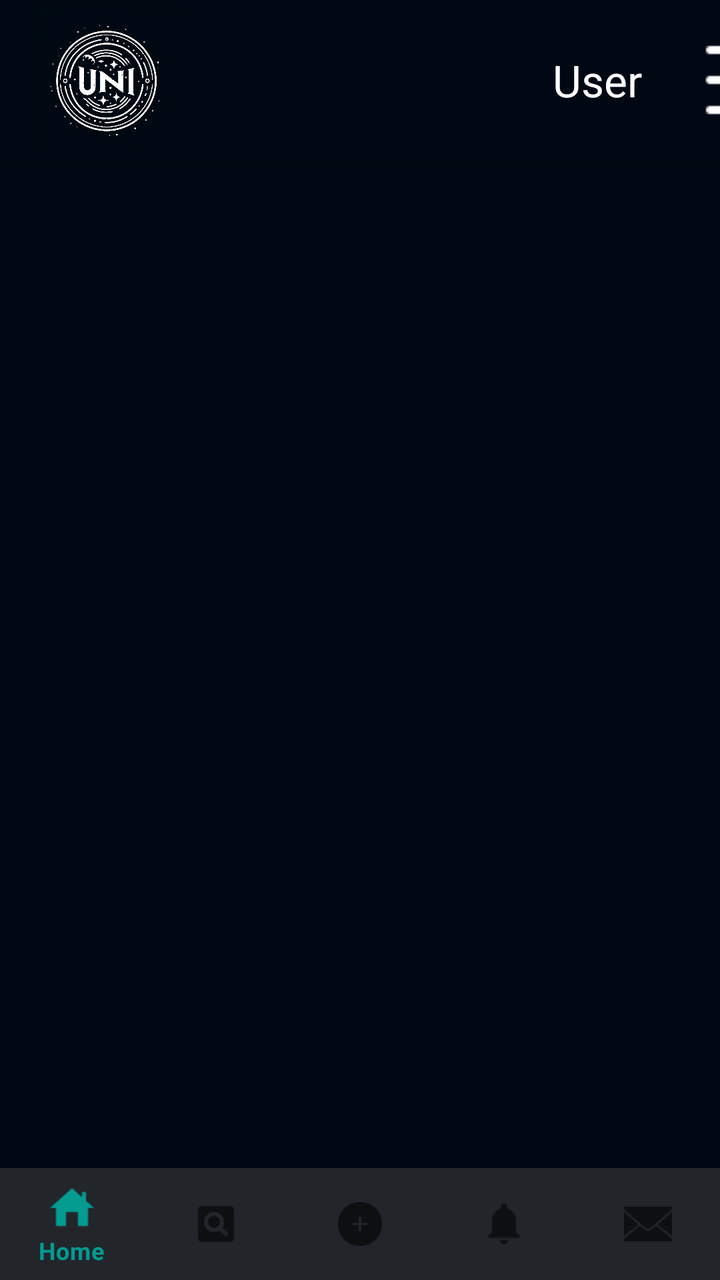
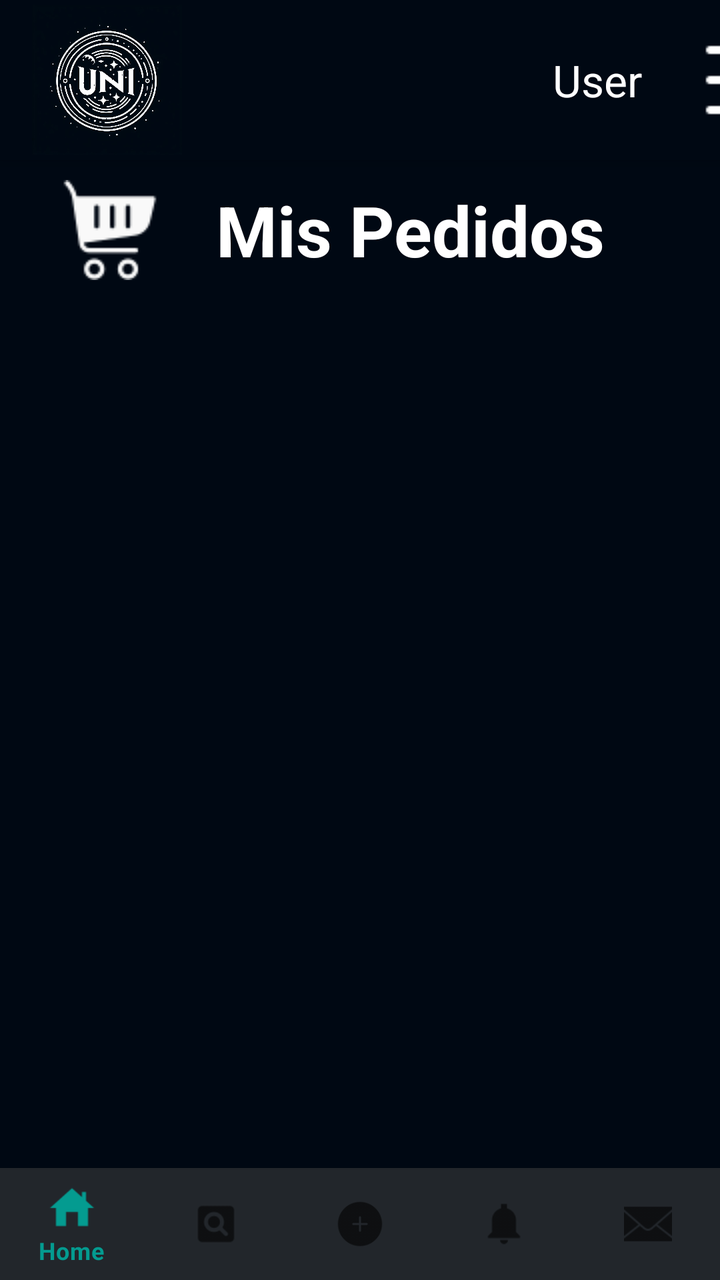

The first picture is an Android layout as it rendered before a commit; the second is the same layout after the commit. The layout source and the unified diff follow.
<!-- AndroidManifest.xml: application theme Theme.UNIverse -->
<!-- res/layout/activity_orders_check_user.xml -->
<?xml version="1.0" encoding="utf-8"?>
<RelativeLayout xmlns:android="http://schemas.android.com/apk/res/android"
    xmlns:app="http://schemas.android.com/apk/res-auto"
    xmlns:tools="http://schemas.android.com/tools"
    android:layout_width="match_parent"
    android:layout_height="match_parent"
    tools:context=".user_views.OrdersCheckUserActivity"
    android:background="@color/backgroundUniverse">

    <include layout="@layout/activity_actionbar"></include>

    <androidx.recyclerview.widget.RecyclerView
        android:id="@+id/recyclerView_user_orders"
        android:layout_width="wrap_content"
        android:layout_height="wrap_content"
        android:layout_marginTop="90dp"
        android:layout_marginBottom="50dp"
        app:layout_constraintStart_toStartOf="parent"
        app:layout_constraintEnd_toEndOf="parent"
        app:layout_constraintTop_toTopOf="parent"/>

    <include layout="@layout/activity_navbar"></include>

</RelativeLayout>
<!-- res/layout/activity_actionbar.xml (included above) -->
<?xml version="1.0" encoding="utf-8"?>
<androidx.coordinatorlayout.widget.CoordinatorLayout xmlns:android="http://schemas.android.com/apk/res/android"
    xmlns:app="http://schemas.android.com/apk/res-auto"
    android:id="@+id/mainBar"
    android:layout_width="match_parent"
    android:layout_height="match_parent">

    <com.google.android.material.appbar.AppBarLayout
        android:layout_width="match_parent"
        android:layout_height="80dp"

        android:theme="@style/AppTheme.WithMain">

        <androidx.appcompat.widget.Toolbar
            android:id="@+id/toolbar"
            android:layout_width="match_parent"
            android:layout_height="match_parent"
            android:background="@color/backgroundUniverse"
            android:popupTheme="@style/AppTheme.PopupOverlay">

            
            <ImageView
                android:id="@+id/logo"
                android:layout_width="75dp"
                android:layout_height="75dp"
                android:src="@drawable/universe_logo"
                android:clickable="true"
                android:contentDescription="logo"/>

            
            <TextView
                android:id="@+id/username"
                android:layout_width="240dp"
                android:layout_height="wrap_content"
                android:text="User"
                android:textAlignment="textEnd"
                android:padding="10dp"
                android:textColor="@android:color/white"
                android:textSize="22sp"
                android:layout_marginEnd="20dp"
                android:maxWidth="150dp" />

            
            <ImageButton
                android:id="@+id/menuButton"
                android:layout_width="48dp"
                android:layout_height="48dp"
                android:src="@drawable/ic_menu"
                android:background="@color/backgroundUniverse"
                android:contentDescription="menu"
                android:layout_marginEnd="10dp"/>

        </androidx.appcompat.widget.Toolbar>

    </com.google.android.material.appbar.AppBarLayout>

</androidx.coordinatorlayout.widget.CoordinatorLayout>
<!-- res/layout/activity_navbar.xml (included above) -->
<androidx.coordinatorlayout.widget.CoordinatorLayout xmlns:android="http://schemas.android.com/apk/res/android"
    xmlns:app="http://schemas.android.com/apk/res-auto"
    android:layout_width="match_parent"
    android:layout_height="match_parent">

    <com.google.android.material.bottomnavigation.BottomNavigationView
        android:id="@+id/bottom_navigation"
        android:layout_width="match_parent"
        android:layout_height="wrap_content"
        android:layout_gravity="bottom"
        android:background="@color/gray_toolbar"
        app:menu="@menu/bottom_navigation_menu" />

</androidx.coordinatorlayout.widget.CoordinatorLayout>
<!-- resources referenced by this layout -->
<resources>
  <color name="backgroundUniverse">#000813</color>
  <color name="gray_toolbar">#22262B</color>
  <!-- drawable ic_menu: png bitmap (drawable, 175 bytes) -->
  <!-- drawable universe_logo: jpg bitmap (drawable, 114702 bytes) -->
  <style name="AppTheme.PopupOverlay" parent="ThemeOverlay.AppCompat.Light">
          
          <item name="android:colorBackground">@color/backgroundUniverse</item>
          <item name="android:textColor">@color/white</item>
          <item name="android:textSize">16sp</item>
          
      </style>
  <style name="AppTheme.WithMain" parent="Theme.AppCompat.Light.DarkActionBar">
          
          
          <item name="colorPrimary">#303030</item>
          
          <item name="colorPrimaryDark">#424242</item>
          
          <item name="colorAccent">#FF5252</item>
          <item name="android:windowActionBarOverlay">true</item>
      </style>
  <style name="Theme.UNIverse" parent="Theme.MaterialComponents.DayNight.NoActionBar">
          
          <item name="colorPrimary">@color/cyan</item>
          <item name="colorPrimaryVariant">@color/purple_700</item>
          <item name="colorOnPrimary">@color/white</item>
          
          <item name="colorSecondary">@color/teal_200</item>
          <item name="colorSecondaryVariant">@color/teal_700</item>
          <item name="colorOnSecondary">@color/black</item>
          
          <item name="android:statusBarColor">?attr/colorPrimaryVariant</item>
          
          <item name="colorButtonNormal">@color/cyan</item>
      </style>
  <color name="white">#FFFFFFFF</color>
  <color name="cyan">#049B90</color>
  <color name="purple_700">#FF3700B3</color>
  <color name="teal_200">#FF03DAC5</color>
  <color name="teal_700">#FF018786</color>
  <color name="black">#FF000000</color>
</resources>

<!-- the commit's change to res/layout/activity_orders_check_user.xml (unified diff, before → after) -->
@@ -9,15 +9,40 @@
 
     <include layout="@layout/activity_actionbar"></include>
 
+    <LinearLayout
+        android:id="@+id/orders_check_titulo"
+        android:layout_width="match_parent"
+        android:layout_height="wrap_content"
+        android:layout_marginTop="90dp"
+        android:layout_marginBottom="50dp"
+        android:orientation="horizontal"
+        android:gravity="center"
+        app:layout_constraintStart_toStartOf="parent"
+        app:layout_constraintEnd_toEndOf="parent"
+        app:layout_constraintTop_toTopOf="parent">
+        <ImageView
+            android:layout_width="50dp"
+            android:layout_height="50dp"
+            android:src="@drawable/ic_pedido_50"/>
+
+        <TextView
+            android:layout_width="250dp"
+            android:layout_height="wrap_content"
+            android:text="Mis Pedidos"
+            android:textSize="35sp"
+            android:textColor="@color/white"
+            android:textAlignment="center"
+            android:textStyle="bold"/>
+    </LinearLayout>
     <androidx.recyclerview.widget.RecyclerView
         android:id="@+id/recyclerView_user_orders"
         android:layout_width="wrap_content"
         android:layout_height="wrap_content"
-        android:layout_marginTop="90dp"
+        android:layout_marginTop="145dp"
         android:layout_marginBottom="50dp"
         app:layout_constraintStart_toStartOf="parent"
         app:layout_constraintEnd_toEndOf="parent"
-        app:layout_constraintTop_toTopOf="parent"/>
+        app:layout_constraintTop_toBottomOf="parent"/>
 
     <include layout="@layout/activity_navbar"></include>
 
<!-- resource entries referenced after the edit -->
@@ -3,6 +3,7 @@
   <color name="backgroundUniverse">#000813</color>
   <color name="gray_toolbar">#22262B</color>
   <!-- drawable ic_menu: png bitmap (drawable, 175 bytes) -->
+  <!-- drawable ic_pedido_50: png bitmap (drawable, 1064 bytes) -->
   <!-- drawable universe_logo: jpg bitmap (drawable, 114702 bytes) -->
   <style name="AppTheme.PopupOverlay" parent="ThemeOverlay.AppCompat.Light">
           
